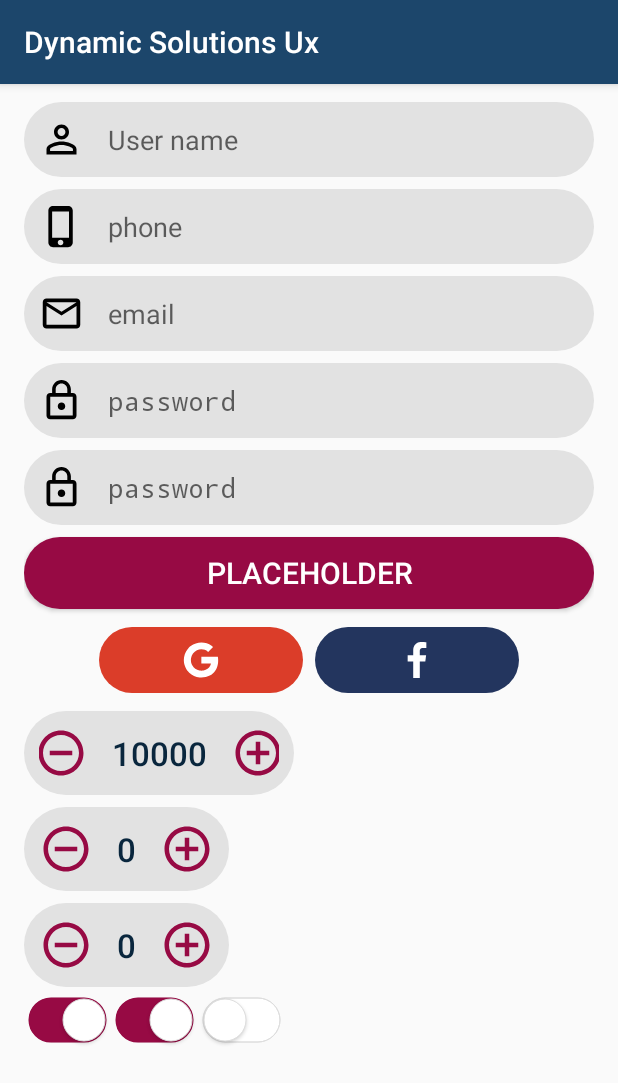
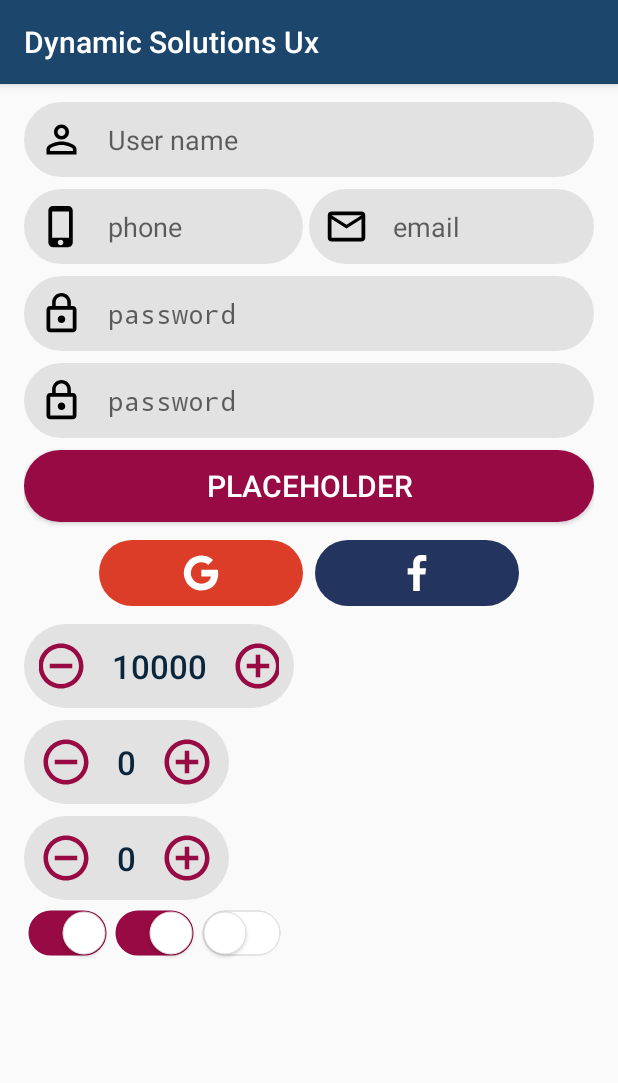
Before and after one commit to z-maker/UX_ANDROID, an Android app: the screen it shows after launch (MainActivity), after a tap on an icon or button, on a phone screen of 412 x 824 dp. Shown: the top 1083 px of the screen. Run offline under Robolectric (Android 15) with nearby library versions, the phone set to English and light mode, and no system bars; libraries missing offline, so code that uses them is left out: com.shashank.sony; 1 statement that could not run was skipped.

```diff
--- a/app/src/main/java/com/dynamic/uxmodule/MainActivity.java
+++ b/app/src/main/java/com/dynamic/uxmodule/MainActivity.java
@@ -42,7 +42,6 @@ public class MainActivity extends AppCompatActivity {
             }
         });
 
-
         btn2 = findViewById(R.id.facebookButton);
 
         if (getSupportActionBar() != null){
@@ -54,10 +53,7 @@ public class MainActivity extends AppCompatActivity {
     }
 
     private void showFancy(){
-        new FancyGifDialog.Builder(this)
-                .setGifResource(R.drawable.preloader)   //Pass your Gif here
-                .isCancellable(false)
-                .build();
+
     }
 
     @Override
--- a/app/src/main/res/layout/activity_main.xml
+++ b/app/src/main/res/layout/activity_main.xml
@@ -27,21 +27,32 @@
         android:layout_width="match_parent"
         android:layout_height="wrap_content" />
 
+   <LinearLayout
+       android:weightSum="2"
+       android:layout_width="match_parent"
+       android:layout_height="wrap_content"
+       android:orientation="horizontal">
+
        <com.dynamic.uiux.IconEditText
+           android:layout_weight="1"
            app:tex_type="phone"
            android:id="@+id/phone"
            app:icon="@drawable/ic_phone_iphone_black_24dp"
            app:placeholder="phone"
            android:layout_width="match_parent"
-        android:layout_height="wrap_content" />
+           android:layout_height="wrap_content"
+           android:layout_marginRight="4dp"/>
 
        <com.dynamic.uiux.IconEditText
+           android:layout_weight="1"
            app:tex_type="email"
            android:id="@+id/email"
            app:icon="@drawable/ic_mail_outline_black_24dp"
            app:placeholder="email"
            android:layout_width="match_parent"
            android:layout_height="wrap_content" />
+
+   </LinearLayout>
 
     <com.dynamic.uiux.IconEditText
         app:tex_type="password"
--- a/uiux/src/main/java/com/dynamic/uiux/IconEditText.java
+++ b/uiux/src/main/java/com/dynamic/uiux/IconEditText.java
@@ -14,7 +14,7 @@ import android.widget.EditText;
 import android.widget.ImageView;
 import android.widget.LinearLayout;
 
-import com.dynamic.uiux.utils.DynamicPasswordTransormationMethod;
+import com.dynamic.uiux.utils.DynamicPasswordTransformationMethod;
 
 
 public class IconEditText extends LinearLayout {
@@ -65,7 +65,7 @@ public class IconEditText extends LinearLayout {
         switch (text_type){
             case "password":
                 textInputLayout.setInputType(InputType.TYPE_CLASS_TEXT | InputType.TYPE_TEXT_VARIATION_PASSWORD);
-                textInputLayout.setTransformationMethod(new DynamicPasswordTransormationMethod());
+                textInputLayout.setTransformationMethod(new DynamicPasswordTransformationMethod());
                 break;
             case "email":
                 textInputLayout.setInputType(InputType.TYPE_CLASS_TEXT | InputType.TYPE_TEXT_VARIATION_EMAIL_ADDRESS);
--- a/uiux/src/main/java/com/dynamic/uiux/RoundedButton.java
+++ b/uiux/src/main/java/com/dynamic/uiux/RoundedButton.java
@@ -21,11 +21,12 @@ public class RoundedButton extends android.support.v7.widget.AppCompatButton {
     }
 
     private void init(Context ctx, AttributeSet attr){
-
         this.setBackground(AppCompatResources.getDrawable(ctx,R.drawable.corner_radius_bg));
     }
 
 
 
 
+
+
 }
--- a/uiux/src/main/java/com/dynamic/uiux/utils/DynamicPasswordTransormationMethod.java
+++ b/uiux/src/main/java/com/dynamic/uiux/utils/DynamicPasswordTransformationMethod.java
@@ -3,7 +3,7 @@ package com.dynamic.uiux.utils;
 import android.text.method.PasswordTransformationMethod;
 import android.view.View;
 
-public class DynamicPasswordTransormationMethod extends PasswordTransformationMethod {
+public class DynamicPasswordTransformationMethod extends PasswordTransformationMethod {
 
     @Override
     public CharSequence getTransformation(CharSequence source, View view) {
@@ -13,7 +13,7 @@ public class DynamicPasswordTransormationMethod extends PasswordTransformationMe
     private class PasswordCharSequence implements CharSequence {
         private CharSequence mSource;
 
-        public PasswordCharSequence(CharSequence source) {
+        PasswordCharSequence(CharSequence source) {
             mSource = source; // Store char sequence
         }
 
--- a/uiux/src/main/res/layout/icon_edit_text.xml
+++ b/uiux/src/main/res/layout/icon_edit_text.xml
@@ -16,6 +16,7 @@
         android:layout_height="30dp"
         android:contentDescription="@string/icon_content_desc_0" />
     <EditText
+        android:layout_marginRight="16dp"
         android:textColor="?attr/colorAccent"
         android:layout_gravity="center_vertical"
         android:background="@android:color/transparent"
```
Lines whose indentation alone changed are shown as unchanged.
